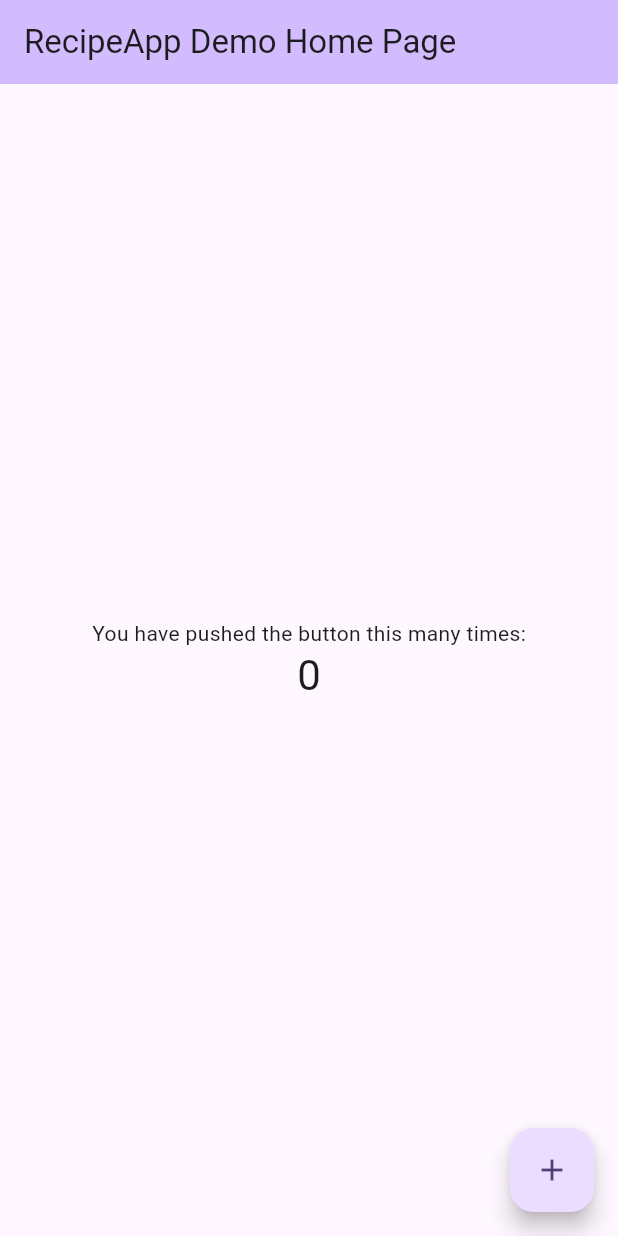
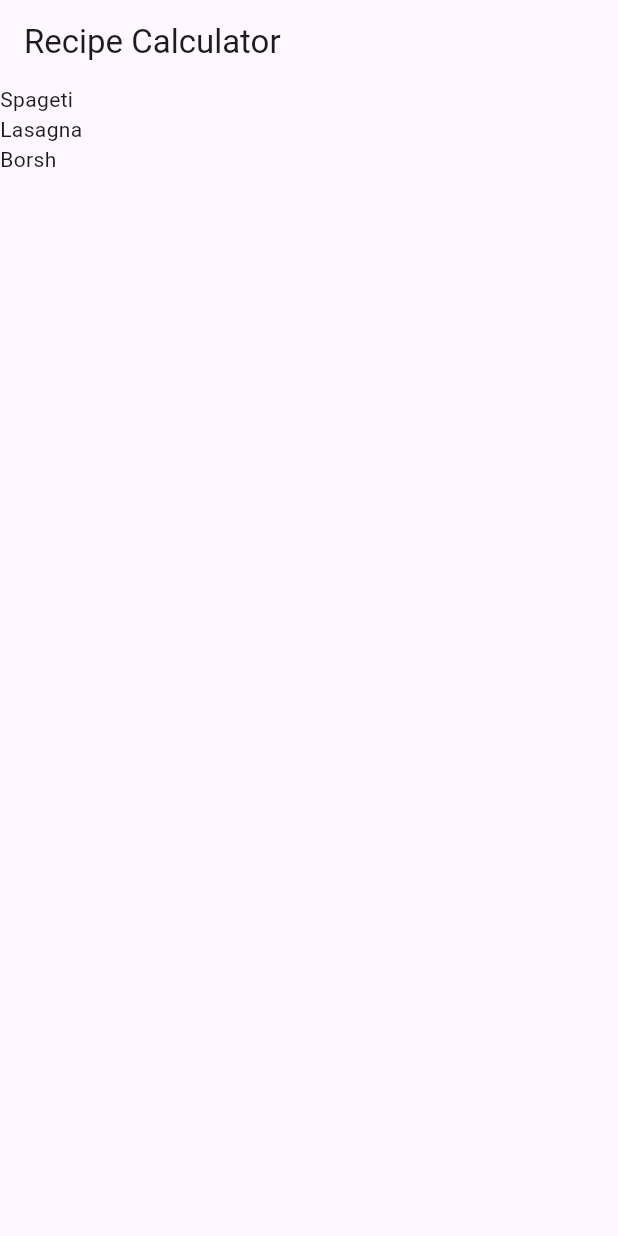
Before and after one commit to vasilijus/Recipe-App-Example, a Flutter app: the screen it shows after launch, on a phone screen of 412 x 824 dp. Run offline on Flutter 3.47's test engine with Material 3 defaults, Android fonts, the phone set to English and light mode, and no system bars.

Commit message:
Create new class , and import to App

```diff
--- a/lib/main.dart
+++ b/lib/main.dart
@@ -1,4 +1,5 @@
 import 'package:flutter/material.dart';
+import 'recipe.dart';
 
 void main() {
   runApp(const RecipeApp());
@@ -10,43 +11,27 @@ class RecipeApp extends StatelessWidget {
   // This widget is the root of your application.
   @override
   Widget build(BuildContext context) {
+    // 2
+    final ThemeData theme = ThemeData();
+    // 3
     return MaterialApp(
-      title: 'RecipeApp Demo',
-      theme: ThemeData(
-        // This is the theme of your application.
-        //
-        // TRY THIS: Try running your application with "flutter run". You'll see
-        // the application has a purple toolbar. Then, without quitting the app,
-        // try changing the seedColor in the colorScheme below to Colors.green
-        // and then invoke "hot reload" (save your changes or press the "hot
-        // reload" button in a Flutter-supported IDE, or press "r" if you used
-        // the command line to start the app).
-        //
-        // Notice that the counter didn't reset back to zero; the application
-        // state is not lost during the reload. To reset the state, use hot
-        // restart instead.
-        //
-        // This works for code too, not just values: Most code changes can be
-        // tested with just a hot reload.
-        colorScheme: ColorScheme.fromSeed(seedColor: Colors.deepPurple),
-        useMaterial3: true,
+      // 4
+      title: 'Recipe Calculator',
+      // 5
+      theme: theme.copyWith(
+        colorScheme: theme.colorScheme.copyWith(
+        primary: Colors.grey,
+        secondary: Colors.black,
       ),
-      home: const MyHomePage(title: 'RecipeApp Demo Home Page'),
+      ),
+      // 6
+      home: const MyHomePage(title: 'Recipe Calculator'),
     );
   }
 }
 
 class MyHomePage extends StatefulWidget {
   const MyHomePage({super.key, required this.title});
-
-  // This widget is the home page of your application. It is stateful, meaning
-  // that it has a State object (defined below) that contains fields that affect
-  // how it looks.
-
-  // This class is the configuration for the state. It holds the values (in this
-  // case the title) provided by the parent (in this case the App widget) and
-  // used by the build method of the State. Fields in a Widget subclass are
-  // always marked "final".
 
   final String title;
 
@@ -55,71 +40,29 @@ class MyHomePage extends StatefulWidget {
 }
 
 class _MyHomePageState extends State<MyHomePage> {
-  int _counter = 0;
+  // int _counter = 0;
 
-  void _incrementCounter() {
-    setState(() {
-      // This call to setState tells the Flutter framework that something has
-      // changed in this State, which causes it to rerun the build method below
-      // so that the display can reflect the updated values. If we changed
-      // _counter without calling setState(), then the build method would not be
-      // called again, and so nothing would appear to happen.
-      _counter++;
-    });
-  }
+  // void _incrementCounter() {
+  //   setState(() {
+  //     _counter++;
+  //   });
+  // }
 
   @override
   Widget build(BuildContext context) {
-    // This method is rerun every time setState is called, for instance as done
-    // by the _incrementCounter method above.
-    //
-    // The Flutter framework has been optimized to make rerunning build methods
-    // fast, so that you can just rebuild anything that needs updating rather
-    // than having to individually change instances of widgets.
+
     return Scaffold(
       appBar: AppBar(
-        // TRY THIS: Try changing the color here to a specific color (to
-        // Colors.amber, perhaps?) and trigger a hot reload to see the AppBar
-        // change color while the other colors stay the same.
-        backgroundColor: Theme.of(context).colorScheme.inversePrimary,
-        // Here we take the value from the MyHomePage object that was created by
-        // the App.build method, and use it to set our appbar title.
         title: Text(widget.title),
       ),
-      body: Center(
-        // Center is a layout widget. It takes a single child and positions it
-        // in the middle of the parent.
-        child: Column(
-          // Column is also a layout widget. It takes a list of children and
-          // arranges them vertically. By default, it sizes itself to fit its
-          // children horizontally, and tries to be as tall as its parent.
-          //
-          // Column has various properties to control how it sizes itself and
-          // how it positions its children. Here we use mainAxisAlignment to
-          // center the children vertically; the main axis here is the vertical
-          // axis because Columns are vertical (the cross axis would be
-          // horizontal).
-          //
-          // TRY THIS: Invoke "debug painting" (choose the "Toggle Debug Paint"
-          // action in the IDE, or press "p" in the console), to see the
-          // wireframe for each widget.
-          mainAxisAlignment: MainAxisAlignment.center,
-          children: <Widget>[
-            const Text(
-              'You have pushed the button this many times:',
-            ),
-            Text(
-              '$_counter',
-              style: Theme.of(context).textTheme.headlineMedium,
-            ),
-          ],
+      body: SafeArea(
+        child: ListView.builder(
+          itemCount: Recipe.samples.length,
+          itemBuilder: (BuildContext context, int index) {
+            return Text(Recipe.samples[index].label);
+          },
         ),
       ),
-      floatingActionButton: FloatingActionButton(
-        onPressed: _incrementCounter,
-        tooltip: 'Increment',
-        child: const Icon(Icons.add),
-      ), // This trailing comma makes auto-formatting nicer for build methods.
     );
   }
 }
--- /dev/null
+++ b/lib/recipe.dart
@@ -0,0 +1,28 @@
+class Recipe {
+	String label;
+	String imageUrl;
+	// TODO: add servings and ingridients here
+
+	Recipe(
+		this.label,
+		this.imageUrl,
+	);
+
+	// TODO: Add List<Recipe> here
+	static List<Recipe> samples = [
+		Recipe(
+			'Spageti',
+			'assets/image1.jpg',
+		),
+		Recipe(
+			'Lasagna',
+			'assets/image2.jpg',
+		),
+		Recipe(
+			'Borsh',
+			'assets/image3.jpg',
+		),
+	];
+}
+
+//TODO: Add Ingridient() here
```
